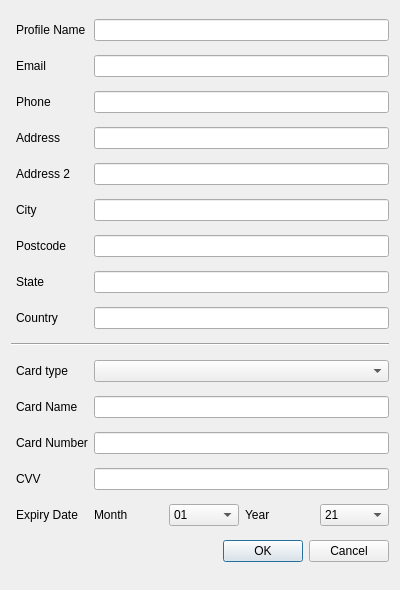
This is supreme/view/new_profile_dialog.ui in phongtran0715/shoppingbot as Qt 5 draws it before an edit. The edited form follows.
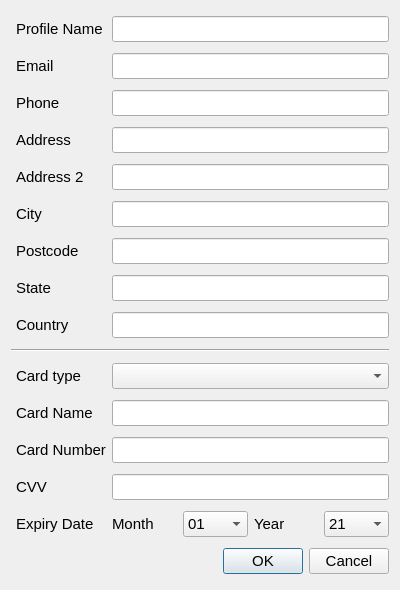
This is the edited form.

The edit to the form file:
```diff
--- a/supreme/view/new_profile_dialog.ui
+++ b/supreme/view/new_profile_dialog.ui
@@ -10,6 +10,11 @@
     <height>590</height>
    </rect>
   </property>
+  <property name="font">
+   <font>
+    <pointsize>11</pointsize>
+   </font>
+  </property>
   <property name="windowTitle">
    <string>Dialog</string>
   </property>
```
